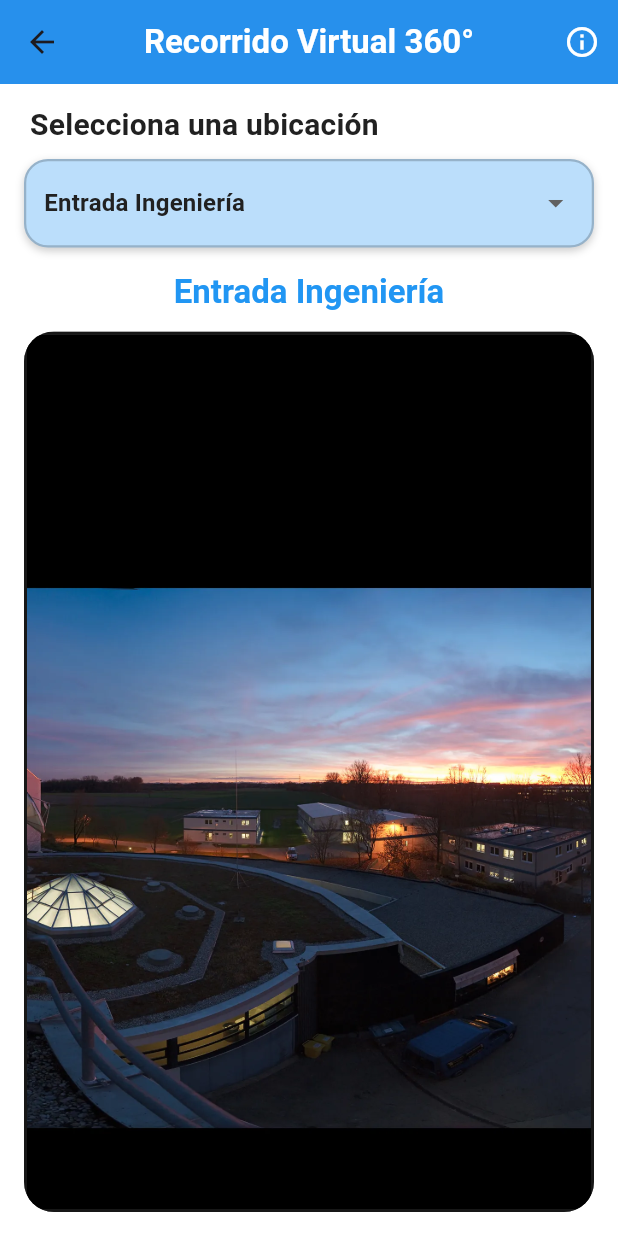
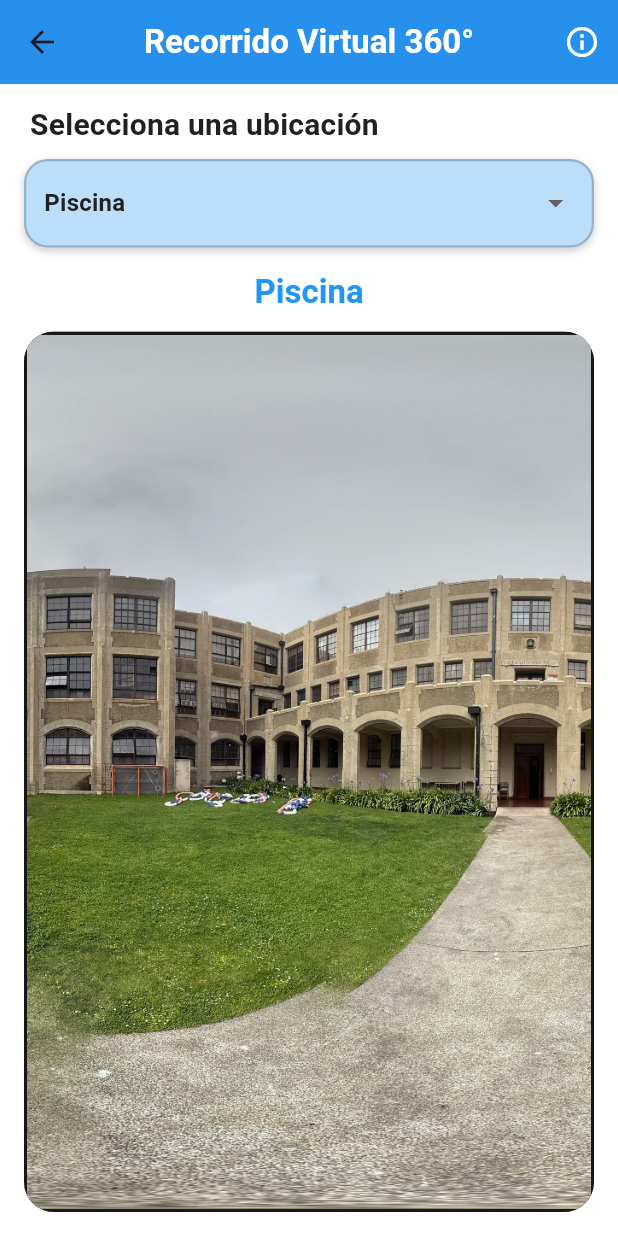
Before and after one commit to Vicente-P/Sigul, a Flutter app: the PanoramaScreen screen opened directly, on a phone screen of 412 x 824 dp. Run offline on Flutter 3.47's test engine with Material 3 defaults, Android fonts, the phone set to English and light mode, and no system bars; our stand-ins replace flutter_local_notifications, flutter_map, latlong2, shared_preferences, timezone; missing offline and left inert: flutter_map_mbtiles, flutter_polyline_points, mbtiles, panorama_viewer; accounts and stored records are empty.

Commit message:
Se modifican imagenes en panorama screen. Se conecta panorama screen con mapa screen al tocar un marcador de edificio.

```diff
--- a/lib/screens/panorama_screen.dart
+++ b/lib/screens/panorama_screen.dart
@@ -20,15 +20,18 @@ class PanoramaScreen extends StatefulWidget {
 
 class _PanoramaScreenState extends State<PanoramaScreen> {
   final List<Map<String, String>> locations = [
-    {'name': 'Entrada Ingeniería', 'image': 'assets/images/panorama01.webp'},
-    {'name': 'Piscina', 'image': 'assets/images/panorama_piscina.webp'},
-    {'name': 'Edificio A', 'image': 'assets/images/panorama03.webp'},
-    {'name': 'Edificio B', 'image': 'assets/images/panorama04.webp'},
-    {'name': 'Edificio C', 'image': 'assets/images/panorama_c.webp'},
-    {'name': 'Patio los Ceibos', 'image': 'assets/images/panorama_patio.webp'},
-    {'name': 'Edificio F', 'image': 'assets/images/panorama_f.webp'},
+    {'name': 'Piscina', 'image': 'assets/images/piscina_edificio_b.webp'},
+    {'name': 'Edificio C', 'image': 'assets/images/edificio_c.webp'},
+    {
+      'name': 'Patio los Ceibos',
+      'image': 'assets/images/patio_edificio_f.webp',
+    },
+    {
+      'name': 'Edificio F',
+      'image': 'assets/images/entrada_edificio_f2_f3.webp',
+    },
     {'name': 'Biblioteca Central', 'image': 'assets/images/panorama08.webp'},
-    {'name': 'Edificio P', 'image': 'assets/images/panorama_p.webp'},
+    {'name': 'Edificio P', 'image': 'assets/images/edificio_p_entrada.webp'},
     {'name': 'Gimnasio', 'image': 'assets/images/panorama10.webp'},
   ];
 
@@ -60,7 +63,9 @@ class _PanoramaScreenState extends State<PanoramaScreen> {
       backgroundColor: AppColors.background,
       appBar: AppBar(
         title: Text(
-          _showBuildingDetails ? 'Detalles del Edificio' : 'Recorrido Virtual 360°',
+          _showBuildingDetails
+              ? 'Detalles del Edificio'
+              : 'Recorrido Virtual 360°',
           style: const TextStyle(
             color: Colors.white,
             fontWeight: FontWeight.bold,
@@ -232,17 +237,22 @@ class _PanoramaScreenState extends State<PanoramaScreen> {
               children: [
                 Card(
                   elevation: 2,
-                  shape: RoundedRectangleBorder(borderRadius: BorderRadius.circular(16)),
+                  shape: RoundedRectangleBorder(
+                    borderRadius: BorderRadius.circular(16),
+                  ),
                   child: Column(
                     children: [
                       ClipRRect(
-                        borderRadius: const BorderRadius.vertical(top: Radius.circular(16)),
+                        borderRadius: const BorderRadius.vertical(
+                          top: Radius.circular(16),
+                        ),
                         child: Image.asset(
                           building.image,
                           height: 200,
                           width: double.infinity,
                           fit: BoxFit.cover,
-                          errorBuilder: (context, error, stackTrace) => Container(
+                          errorBuilder: (context, error, stackTrace) =>
+                              Container(
                                 height: 200,
                                 color: AppColors.lightPrimary,
                                 child: Icon(
@@ -260,7 +270,8 @@ class _PanoramaScreenState extends State<PanoramaScreen> {
                           children: [
                             Text(
                               building.name,
-                              style: Theme.of(context).textTheme.headlineSmall?.copyWith(
+                              style: Theme.of(context).textTheme.headlineSmall
+                                  ?.copyWith(
                                     color: AppColors.textPrimary,
                                     fontWeight: FontWeight.bold,
                                   ),
@@ -268,7 +279,8 @@ class _PanoramaScreenState extends State<PanoramaScreen> {
                             const SizedBox(height: 8),
                             Text(
                               building.description,
-                              style: Theme.of(context).textTheme.bodyMedium?.copyWith(
+                              style: Theme.of(context).textTheme.bodyMedium
+                                  ?.copyWith(
                                     color: AppColors.textSecondary,
                                   ),
                             ),
@@ -281,7 +293,6 @@ class _PanoramaScreenState extends State<PanoramaScreen> {
 
                 const SizedBox(height: 24),
 
-
                 if (building.pointsOfInterest.isNotEmpty) ...[
                   Text(
                     'Lugares de Interés',
@@ -292,7 +303,9 @@ class _PanoramaScreenState extends State<PanoramaScreen> {
                   ),
                   const SizedBox(height: 16),
 
-                  ...building.pointsOfInterest.map((poi) => _buildPOICard(poi, context)),
+                  ...building.pointsOfInterest.map(
+                    (poi) => _buildPOICard(poi, context),
+                  ),
                 ],
               ],
             ),
@@ -398,15 +411,6 @@ class _PanoramaScreenState extends State<PanoramaScreen> {
     );
   }
 
-
-
-
-
-
-
-
-
-
   void _showImageDialog(BuildContext context, PointOfInterest poi) {
     showDialog(
       context: context,
@@ -431,7 +435,8 @@ class _PanoramaScreenState extends State<PanoramaScreen> {
                     Expanded(
                       child: Text(
                         poi.name,
-                        style: Theme.of(context).textTheme.titleMedium?.copyWith(
+                        style: Theme.of(context).textTheme.titleMedium
+                            ?.copyWith(
                               color: AppColors.textPrimary,
                               fontWeight: FontWeight.bold,
                             ),
@@ -445,7 +450,9 @@ class _PanoramaScreenState extends State<PanoramaScreen> {
             GestureDetector(
               onTap: () => Navigator.of(context).pop(),
               child: ClipRRect(
-                borderRadius: const BorderRadius.vertical(bottom: Radius.circular(16)),
+                borderRadius: const BorderRadius.vertical(
+                  bottom: Radius.circular(16),
+                ),
                 child: Container(
                   width: double.infinity,
                   height: 300,
@@ -476,5 +483,4 @@ class _PanoramaScreenState extends State<PanoramaScreen> {
       ),
     );
   }
-
 }
```
Also changed, not shown: lib/screens/map_screen.dart (+9 -3 lines), assets/images/panorama01.webp (deleted), assets/images/panorama02.webp (deleted), assets/images/panorama03.webp (deleted), assets/images/panorama04.webp (deleted), assets/images/panorama05.webp (deleted), assets/images/panorama06.webp (deleted), assets/images/panorama07.webp (deleted), assets/images/panorama08.webp (deleted), assets/images/panorama09.webp (deleted), assets/images/panorama10.webp (deleted), assets/images/panorama_c.webp (deleted), assets/images/panorama_f.webp (deleted), assets/images/panorama_p.webp (deleted), 2 more files. Lines whose indentation alone changed are shown as unchanged.
